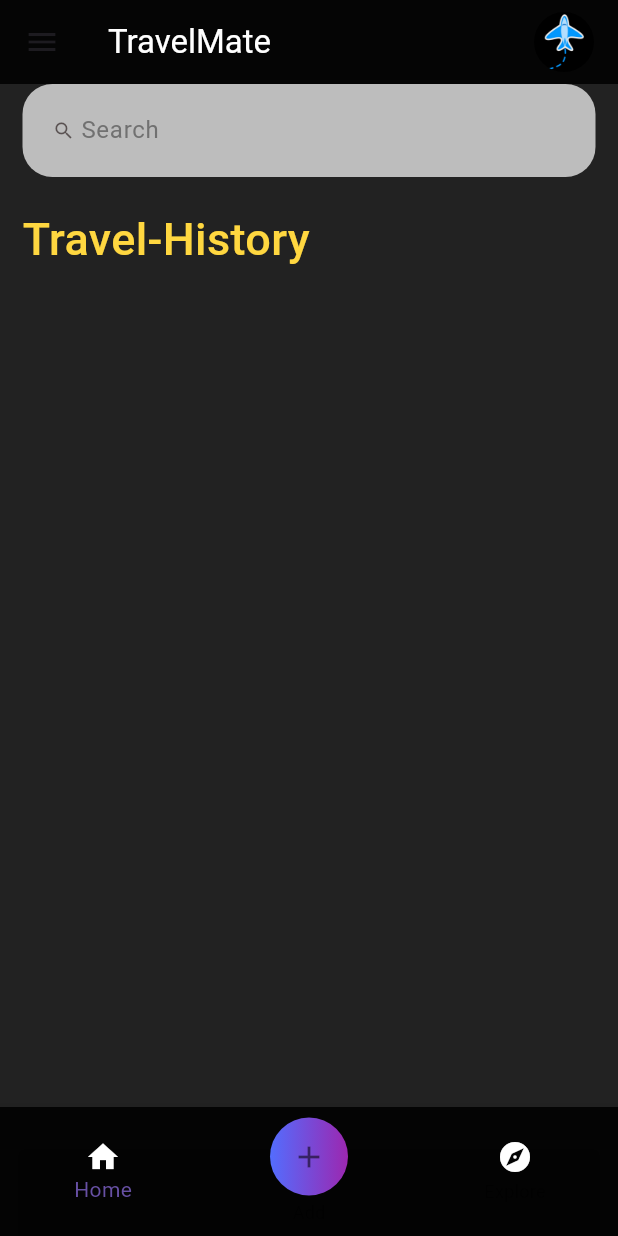
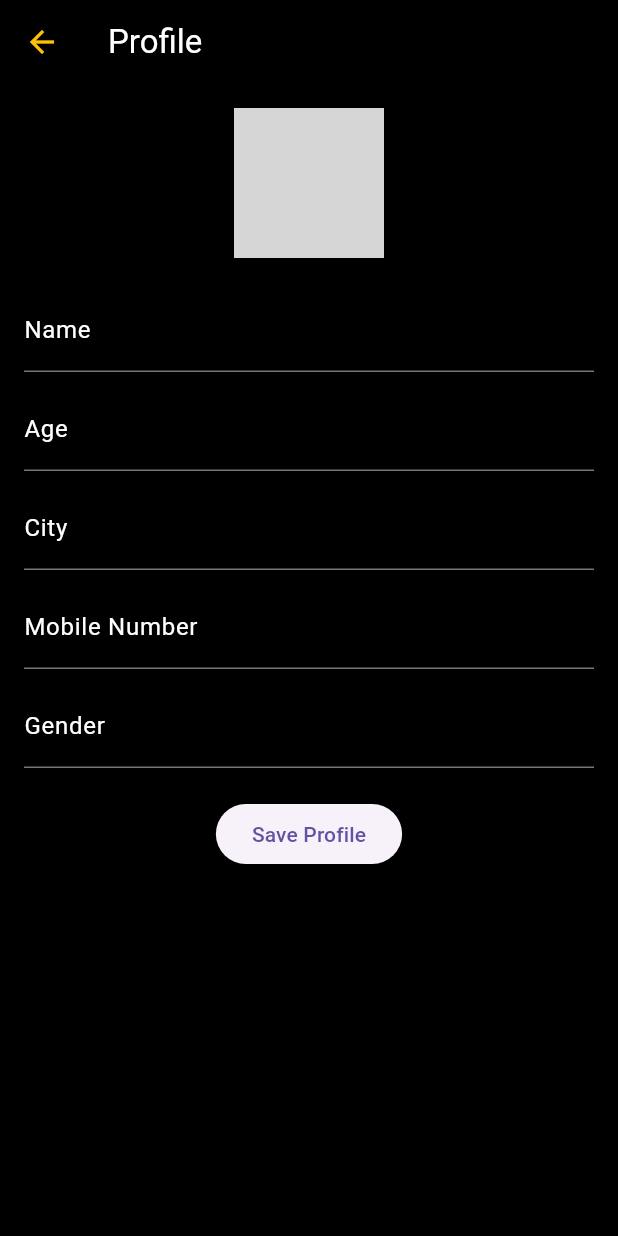
Before and after one commit to Pratham0620/minor_project, a Flutter app: the Home screen opened directly, in the side drawer, after a tap on "Profile", on a phone screen of 412 x 824 dp. Run offline on Flutter 3.47's test engine with Material 3 defaults, Android fonts, the phone set to English and light mode, and no system bars; our stand-ins replace firebase_auth, firebase_core, flutter_secure_storage, flutter_svg, google_sign_in; accounts and stored records are empty; grey boxes are pictures that could not be loaded.

Commit message:
profile page,add page,homepage,pubspec.lock

```diff
--- a/tmate/lib/pages/Addpage.dart
+++ b/tmate/lib/pages/Addpage.dart
@@ -63,6 +63,8 @@ class _AddPageState extends State<AddPage>{
                   const SizedBox(height: 12,),
                   title("City Name",),
                   const SizedBox(height: 30,),
+                  label("Category"),
+                  const SizedBox(height: 12,),
                   Row(
                     children: [
                       ChipData("SOLO", 0xffff6d6e),
--- a/tmate/lib/pages/homePage.dart
+++ b/tmate/lib/pages/homePage.dart
@@ -1,6 +1,7 @@
 import  'package:flutter/material.dart';
 import 'package:tmate/constants/colors.dart';
 import 'package:tmate/pages/Addpage.dart';
+import 'package:tmate/pages/profile.dart';
 import 'package:tmate/pages/signup.dart';
 import 'package:tmate/services/Auth_services.dart';
 class homePage extends StatefulWidget {
@@ -149,8 +150,9 @@ class Home extends StatelessWidget{
         },
         items: [
           BottomNavigationBarItem(
-            icon: Icon(Icons.home,color: Colors.white,),
-            label: 'Home',
+            icon: Icon(Icons.home,color: Colors.white),
+            label:"Home",
+
           ),
           BottomNavigationBarItem(
            icon:Container(
@@ -233,12 +235,13 @@ class NavDrawer extends StatelessWidget {
   @override
   Widget build(BuildContext context) {
     return Drawer(
+
       child: ListView(
         padding: EdgeInsets.zero,
         children: <Widget>[
-          const DrawerHeader(
+           DrawerHeader(
             decoration: BoxDecoration(
-                color: Color.fromARGB(255, 61, 120, 168),
+                color: Colors.amber.shade300,
                 image: DecorationImage(
                     fit: BoxFit.fill,
                     image: AssetImage('assets/images/cover.jpg'))),
@@ -251,12 +254,14 @@ class NavDrawer extends StatelessWidget {
           ListTile(
             leading: const Icon(Icons.verified_user),
             title: const Text('Profile'),
-            onTap: () => {Navigator.of(context).pop()},
+            onTap: () => {Navigator.pushAndRemoveUntil(context,
+              MaterialPageRoute(builder: (builder)=>  ProfilePage()),
+              (route) => false)},
           ),
           ListTile(
             leading: const Icon(Icons.settings),
             title: const Text('Settings'),
-            onTap: () => {Navigator.of(context).pop()},
+            onTap: () => {},
           ),
           ListTile(
             leading: const Icon(Icons.logout),
--- /dev/null
+++ b/tmate/lib/pages/profile.dart
@@ -0,0 +1,105 @@
+import 'package:flutter/material.dart';
+import 'package:tmate/pages/homePage.dart';
+
+class ProfilePage extends StatefulWidget {
+  @override
+  _ProfilePageState createState() => _ProfilePageState();
+}
+
+class _ProfilePageState extends State<ProfilePage> {
+  TextEditingController nameController = TextEditingController();
+  TextEditingController ageController = TextEditingController();
+  TextEditingController cityController = TextEditingController();
+  TextEditingController mobileController = TextEditingController();
+  TextEditingController genderController = TextEditingController();
+
+  @override
+  Widget build(BuildContext context) {
+    return Scaffold(
+      backgroundColor: Colors.black,
+      appBar: AppBar(
+        title: Text('Profile',style: TextStyle(color: Colors.white),),
+        backgroundColor: Colors.black,
+        leading: IconButton(
+          color: Colors.amber,
+          icon: Icon(Icons.arrow_back),
+          onPressed: () {
+            Navigator.push(context, MaterialPageRoute(builder: (builder)=> Home()));
+          },
+        ),
+      ),
+      body: SingleChildScrollView( // Wrap the content in SingleChildScrollView
+        child: Padding(
+          padding: const EdgeInsets.all(16.0),
+          child: Column(
+            mainAxisAlignment: MainAxisAlignment.center,
+            children: [
+              CircleAvatar(
+                radius: 50,
+                backgroundImage: AssetImage('assets/profile_image.jpg'),
+              ),
+              SizedBox(height: 20),
+              TextField(
+                controller: nameController,
+                style: TextStyle(color: Colors.white),
+                decoration: InputDecoration(
+                  labelText: 'Name',
+                  labelStyle: TextStyle(color: Colors.white),
+                ),
+              ),
+              SizedBox(height: 10),
+              TextField(
+                controller: ageController,
+                style: TextStyle(color: Colors.white),
+                decoration: InputDecoration(
+                  labelText: 'Age',
+                  labelStyle: TextStyle(color: Colors.white),
+                ),
+              ),
+              SizedBox(height: 10),
+              TextField(
+                controller: cityController,
+                style: TextStyle(color: Colors.white),
+                decoration: InputDecoration(
+                  labelText: 'City',
+                  labelStyle: TextStyle(color: Colors.white),
+                ),
+              ),
+              SizedBox(height: 10),
+              TextField(
+                controller: mobileController,
+                style: TextStyle(color: Colors.white),
+                decoration: InputDecoration(
+                  labelText: 'Mobile Number',
+                  labelStyle: TextStyle(color: Colors.white),
+                ),
+              ),
+              SizedBox(height: 10),
+              TextField(
+                controller: genderController,
+                style: TextStyle(color: Colors.white),
+                decoration: InputDecoration(
+                  labelText: 'Gender',
+                  labelStyle: TextStyle(color: Colors.white),
+                ),
+              ),
+              SizedBox(height: 20),
+              ElevatedButton(
+                onPressed: () {
+                  // Save the user's input data here
+                  // For example, you can print the data:
+                  print('Name: ${nameController.text}');
+                  print('Age: ${ageController.text}');
+                  print('City: ${cityController.text}');
+                  print('Mobile Number: ${mobileController.text}');
+                  print('Gender: ${genderController.text}');
+                },
+                child: Text('Save Profile'),
+              ),
+            ],
+          ),
+        ),
+      ),
+    );
+  }
+}
```
Also changed, not shown: tmate/pubspec.lock.
